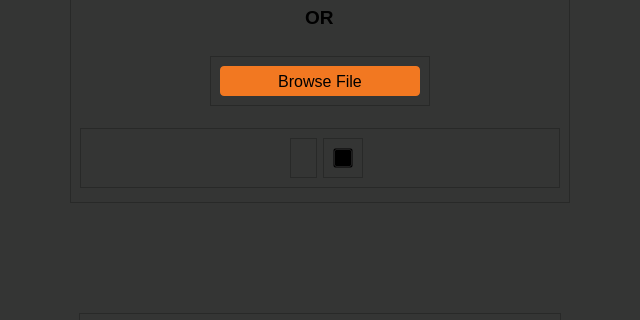
Before: the Qt Designer form newSimpleAnalyze/screens/ui/FileUploader.ui in Smidig-Leo/volatility3, drawn with Qt 5; both pictures show x 221 to 861 and y 158 to 478 of the 1082 by 655 pixel window.
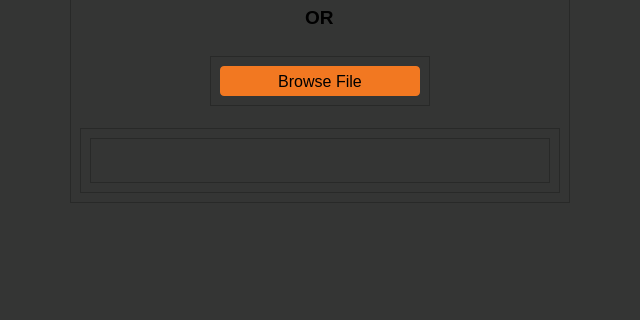
After: the same form once the commit is applied. Icons and pictures are not drawn.

Diff of the .ui file:
```diff
--- a/newSimpleAnalyze/screens/ui/FileUploader.ui
+++ b/newSimpleAnalyze/screens/ui/FileUploader.ui
@@ -72,22 +72,14 @@
          </property>
          <layout class="QVBoxLayout" name="verticalLayout_4">
           <item alignment="Qt::AlignBottom">
-           <widget class="QFrame" name="frame_3">
+           <widget class="QFrame" name="uploadedFiles">
             <property name="frameShape">
              <enum>QFrame::StyledPanel</enum>
             </property>
             <property name="frameShadow">
              <enum>QFrame::Raised</enum>
             </property>
-            <layout class="QVBoxLayout" name="verticalLayout_6">
-             <item alignment="Qt::AlignHCenter">
-              <widget class="QLabel" name="fileUploaded">
-               <property name="text">
-                <string/>
-               </property>
-              </widget>
-             </item>
-            </layout>
+            <layout class="QVBoxLayout" name="verticalLayout_6"/>
            </widget>
           </item>
           <item alignment="Qt::AlignHCenter|Qt::AlignTop">
@@ -234,68 +226,24 @@
             </layout>
            </widget>
           </item>
-          <item alignment="Qt::AlignTop">
-           <widget class="QFrame" name="frame_5">
+          <item>
+           <widget class="QFrame" name="fileUploaderFrame">
             <property name="frameShape">
              <enum>QFrame::StyledPanel</enum>
             </property>
             <property name="frameShadow">
              <enum>QFrame::Raised</enum>
             </property>
-            <layout class="QHBoxLayout" name="horizontalLayout">
-             <item alignment="Qt::AlignRight">
-              <widget class="QFrame" name="frame_6">
+            <layout class="QVBoxLayout" name="verticalLayout_7">
+             <item>
+              <widget class="QFrame" name="frame_5">
                <property name="frameShape">
                 <enum>QFrame::StyledPanel</enum>
                </property>
                <property name="frameShadow">
                 <enum>QFrame::Raised</enum>
                </property>
-               <layout class="QVBoxLayout" name="verticalLayout_8">
-                <item alignment="Qt::AlignRight">
-                 <widget class="QLabel" name="fileName">
-                  <property name="text">
-                   <string/>
-                  </property>
-                 </widget>
-                </item>
-               </layout>
-              </widget>
-             </item>
-             <item alignment="Qt::AlignLeft">
-              <widget class="QFrame" name="frame_7">
-               <property name="frameShape">
-                <enum>QFrame::StyledPanel</enum>
-               </property>
-               <property name="frameShadow">
-                <enum>QFrame::Raised</enum>
-               </property>
-               <layout class="QVBoxLayout" name="verticalLayout_7">
-                <item>
-                 <widget class="QPushButton" name="deleteBtn">
-                  <property name="minimumSize">
-                   <size>
-                    <width>20</width>
-                    <height>20</height>
-                   </size>
-                  </property>
-                  <property name="maximumSize">
-                   <size>
-                    <width>20</width>
-                    <height>20</height>
-                   </size>
-                  </property>
-                  <property name="styleSheet">
-                   <string notr="true">QPushButton{
-	background-color:transparent;
-}</string>
-                  </property>
-                  <property name="text">
-                   <string/>
-                  </property>
-                 </widget>
-                </item>
-               </layout>
+               <layout class="QHBoxLayout" name="horizontalLayout"/>
               </widget>
              </item>
             </layout>
```
